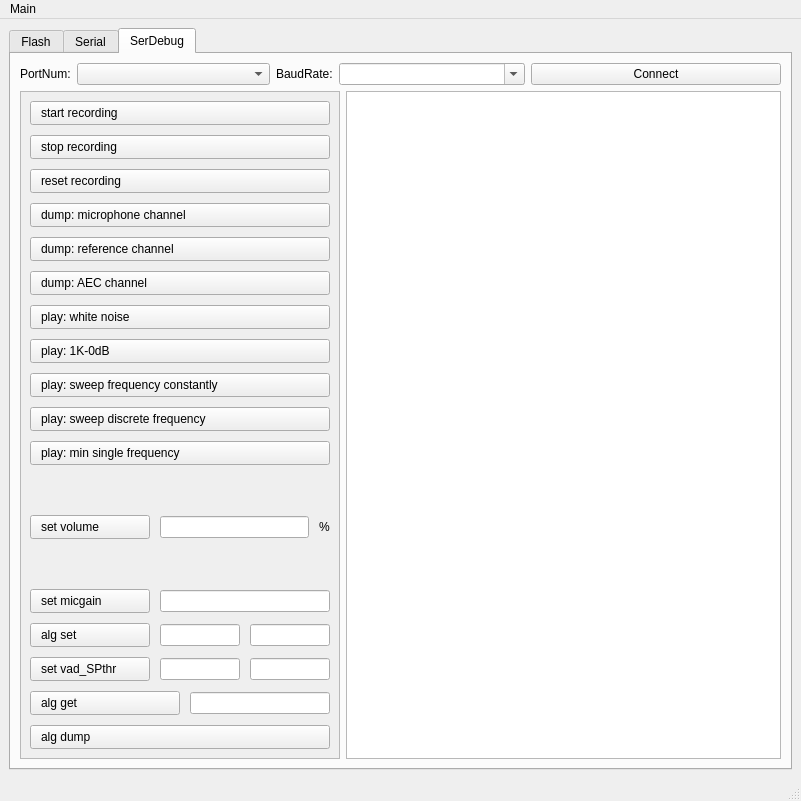
First picture: the form in tyutool/gui/ui_main.ui, repository tuya/tyutool, before the edit.
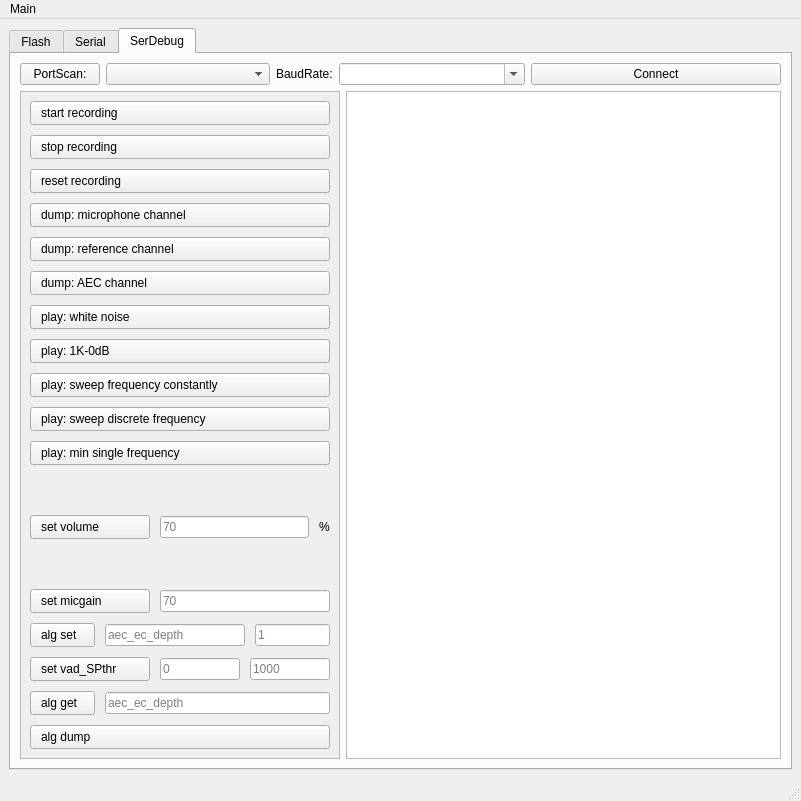
Second picture: the form after the edit. The open tabs and pages were chosen to show the change.

Commit message: ser debug ui 80%

Diff of the .ui file:
```diff
--- a/tyutool/gui/ui_main.ui
+++ b/tyutool/gui/ui_main.ui
@@ -463,15 +463,15 @@
           <item>
            <layout class="QHBoxLayout" name="horizontalLayout_29">
             <item>
-             <widget class="QLabel" name="labelSDPort">
+             <widget class="QPushButton" name="pushButtonSDCom">
               <property name="sizePolicy">
-               <sizepolicy hsizetype="Fixed" vsizetype="Preferred">
+               <sizepolicy hsizetype="Fixed" vsizetype="Fixed">
                 <horstretch>0</horstretch>
                 <verstretch>0</verstretch>
                </sizepolicy>
               </property>
               <property name="text">
-               <string>PortNum:</string>
+               <string>PortScan:</string>
               </property>
              </widget>
             </item>
@@ -754,7 +754,14 @@
                  </widget>
                 </item>
                 <item>
-                 <widget class="QLineEdit" name="lineEditSDVolume"/>
+                 <widget class="QLineEdit" name="lineEditSDVolume">
+                  <property name="inputMask">
+                   <string/>
+                  </property>
+                  <property name="placeholderText">
+                   <string>70</string>
+                  </property>
+                 </widget>
                 </item>
                 <item>
                  <widget class="QLabel" name="label_3">
@@ -787,7 +794,11 @@
                  </widget>
                 </item>
                 <item>
-                 <widget class="QLineEdit" name="lineEditSDMicgain"/>
+                 <widget class="QLineEdit" name="lineEditSDMicgain">
+                  <property name="placeholderText">
+                   <string>70</string>
+                  </property>
+                 </widget>
                 </item>
                </layout>
               </item>
@@ -797,7 +808,7 @@
                  <widget class="QPushButton" name="pushButtonSDAlgSet">
                   <property name="minimumSize">
                    <size>
-                    <width>120</width>
+                    <width>65</width>
                     <height>0</height>
                    </size>
                   </property>
@@ -813,10 +824,42 @@
                  </widget>
                 </item>
                 <item>
-                 <widget class="QLineEdit" name="lineEditSDAlgSetP"/>
+                 <widget class="QLineEdit" name="lineEditSDAlgSetP">
+                  <property name="sizePolicy">
+                   <sizepolicy hsizetype="Minimum" vsizetype="Fixed">
+                    <horstretch>0</horstretch>
+                    <verstretch>0</verstretch>
+                   </sizepolicy>
+                  </property>
+                  <property name="minimumSize">
+                   <size>
+                    <width>140</width>
+                    <height>0</height>
+                   </size>
+                  </property>
+                  <property name="placeholderText">
+                   <string>aec_ec_depth</string>
+                  </property>
+                 </widget>
                 </item>
                 <item>
-                 <widget class="QLineEdit" name="lineEditSDAlgSetV"/>
+                 <widget class="QLineEdit" name="lineEditSDAlgSetV">
+                  <property name="sizePolicy">
+                   <sizepolicy hsizetype="Minimum" vsizetype="Fixed">
+                    <horstretch>0</horstretch>
+                    <verstretch>0</verstretch>
+                   </sizepolicy>
+                  </property>
+                  <property name="minimumSize">
+                   <size>
+                    <width>50</width>
+                    <height>0</height>
+                   </size>
+                  </property>
+                  <property name="placeholderText">
+                   <string>1</string>
+                  </property>
+                 </widget>
                 </item>
                </layout>
               </item>
@@ -842,10 +885,18 @@
                  </widget>
                 </item>
                 <item>
-                 <widget class="QLineEdit" name="lineEditSDAlgSetVadC"/>
+                 <widget class="QLineEdit" name="lineEditSDAlgSetVadC">
+                  <property name="placeholderText">
+                   <string>0</string>
+                  </property>
+                 </widget>
                 </item>
                 <item>
-                 <widget class="QLineEdit" name="lineEditSDAlgSetVadV"/>
+                 <widget class="QLineEdit" name="lineEditSDAlgSetVadV">
+                  <property name="placeholderText">
+                   <string>1000</string>
+                  </property>
+                 </widget>
                 </item>
                </layout>
               </item>
@@ -855,7 +906,7 @@
                  <widget class="QPushButton" name="pushButtonSDAlgGet">
                   <property name="minimumSize">
                    <size>
-                    <width>150</width>
+                    <width>65</width>
                     <height>0</height>
                    </size>
                   </property>
@@ -871,7 +922,11 @@
                  </widget>
                 </item>
                 <item>
-                 <widget class="QLineEdit" name="lineEditSDAlgGetP"/>
+                 <widget class="QLineEdit" name="lineEditSDAlgGetP">
+                  <property name="placeholderText">
+                   <string>aec_ec_depth</string>
+                  </property>
+                 </widget>
                 </item>
                </layout>
               </item>
```
Left out of the diff: 2 changed lines with no effect on the pictures. The commit also changes 7 other files.
